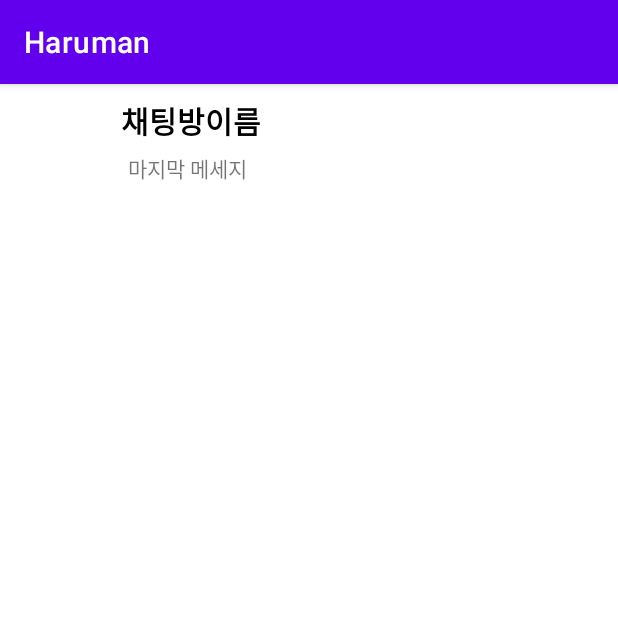
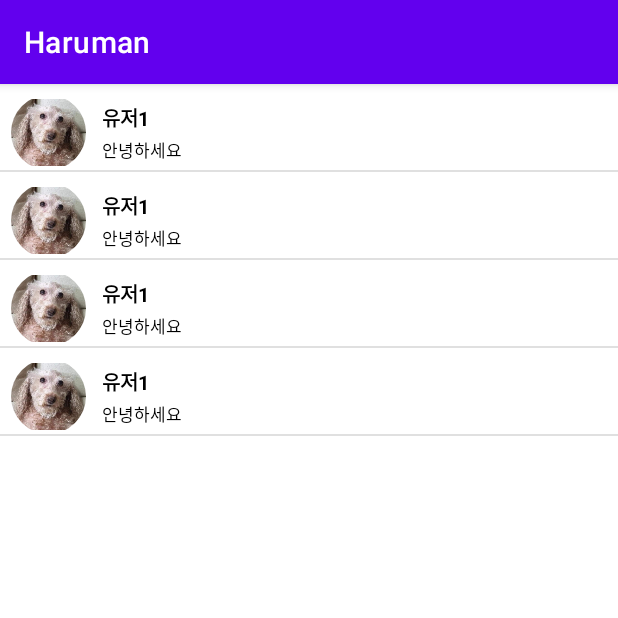
Before and after one commit to TypiDoyun/haruman, an Android app: the ChatListActivity screen opened directly, with no data from a screen before it, on a phone screen of 412 x 824 dp, the top half of it. Run offline under Robolectric (Android 15) with nearby library versions, the phone set to English and light mode, and no system bars.

```diff
--- a/app/src/main/AndroidManifest.xml
+++ b/app/src/main/AndroidManifest.xml
@@ -2,6 +2,8 @@
 <manifest xmlns:android="http://schemas.android.com/apk/res/android"
     xmlns:tools="http://schemas.android.com/tools"
     package="com.project.haruman">
+
+    <uses-permission android:name="android.permission.INTERNET" />
 
     <application
         android:allowBackup="true"
--- a/app/src/main/java/com/project/haruman/ChatListActivity.java
+++ b/app/src/main/java/com/project/haruman/ChatListActivity.java
@@ -3,13 +3,45 @@ package com.project.haruman;
 import androidx.appcompat.app.AppCompatActivity;
 
 import android.os.Bundle;
+import android.view.View;
+import android.widget.AdapterView;
+import android.widget.ListView;
+import android.widget.Toast;
+
+import java.util.ArrayList;
 
 
 public class ChatListActivity extends AppCompatActivity {
+
+    public ArrayList<ChatRoom> chatList = new ArrayList();
 
     @Override
     protected void onCreate(Bundle savedInstanceState) {
         super.onCreate(savedInstanceState);
         setContentView(R.layout.activity_chat_list);
+
+        User user = new User("유저1");
+        Message message = new Message(MessageType.Text, "안녕하세요");
+
+        chatList.add(new ChatRoom(user, message));
+        chatList.add(new ChatRoom(user, message));
+        chatList.add(new ChatRoom(user, message));
+        chatList.add(new ChatRoom(user, message));
+
+        ListView listView = (ListView) findViewById(R.id.chatListActivity_chat_list);
+        ChatListAdapter adapter = new ChatListAdapter(this, chatList);
+
+        listView.setAdapter(adapter);
+
+        listView.setOnItemClickListener(new AdapterView.OnItemClickListener() {
+            @Override
+            public void onItemClick(AdapterView parent, View v, int position, long id){
+                Toast.makeText(getApplicationContext(),
+                        adapter.getItem(position).getLatestMessage().getText(),
+                        Toast.LENGTH_LONG).show();
+            }
+        });
     }
+
+
 }
--- /dev/null
+++ b/app/src/main/java/com/project/haruman/ChatListAdapter.java
@@ -0,0 +1,54 @@
+package com.project.haruman;
+
+import android.content.Context;
+import android.view.LayoutInflater;
+import android.view.View;
+import android.view.ViewGroup;
+import android.widget.BaseAdapter;
+import android.widget.ImageView;
+import android.widget.TextView;
+
+import java.util.ArrayList;
+
+public class ChatListAdapter extends BaseAdapter {
+
+    public ArrayList<ChatRoom> chatList;
+
+    private LayoutInflater inflater;
+
+    public ChatListAdapter(Context context, ArrayList<ChatRoom> chatList) {
+        this.chatList = chatList;
+        this.inflater = LayoutInflater.from(context);
+    }
+
+    @Override
+    public int getCount() {
+        return chatList.size();
+    }
+
+    @Override
+    public long getItemId(int position) {
+        return position;
+    }
+
+    @Override
+    public ChatRoom getItem(int position) {
+        return chatList.get(position);
+    }
+
+    @Override
+    public View getView(int position, View converView, ViewGroup parent) {
+        ChatRoom chatRoom = chatList.get(position);
+        View view = inflater.inflate(R.layout.chat_item, null);
+
+        ImageView profileImage = (ImageView) view.findViewById(R.id.profile_image);
+        TextView roomName = (TextView)view.findViewById(R.id.room_name);
+        TextView latestMessage = (TextView)view.findViewById(R.id.latest_message);
+
+        profileImage.setImageResource(R.drawable.poppy);
+        roomName.setText(chatRoom.getUser().getName());
+        latestMessage.setText(chatRoom.getLatestMessage().getText());
+
+        return view;
+    }
+}
--- /dev/null
+++ b/app/src/main/java/com/project/haruman/ChatRoom.java
@@ -0,0 +1,19 @@
+package com.project.haruman;
+
+public class ChatRoom {
+    private User user;
+    private Message latestMessage;
+
+    public ChatRoom(User user, Message message) {
+        this.user = user;
+        this.latestMessage = message;
+    }
+
+    public User getUser() {
+        return this.user;
+    }
+
+    public Message getLatestMessage() {
+        return this.latestMessage;
+    }
+}
--- /dev/null
+++ b/app/src/main/java/com/project/haruman/Gender.java
@@ -0,0 +1,7 @@
+package com.project.haruman;
+
+public enum Gender {
+    Male,
+    Female,
+    Unknown
+}
--- a/app/src/main/java/com/project/haruman/MainActivity.java
+++ b/app/src/main/java/com/project/haruman/MainActivity.java
@@ -2,13 +2,28 @@ package com.project.haruman;
 
 import androidx.appcompat.app.AppCompatActivity;
 
+import android.content.Intent;
 import android.os.Bundle;
+import android.view.View;
+import android.widget.Button;
 
 public class MainActivity extends AppCompatActivity {
+
+    public Button button;
 
     @Override
     protected void onCreate(Bundle savedInstanceState) {
         super.onCreate(savedInstanceState);
         setContentView(R.layout.activity_main);
+
+        button = (Button) findViewById(R.id.mainActivity_button_chat);
+
+        button.setOnClickListener(new View.OnClickListener() {
+            @Override
+            public void onClick(View view) {
+                Intent intent = new Intent(MainActivity.this, ChatListActivity.class);
+                startActivity(intent);
+            }
+        });
     }
 }
--- /dev/null
+++ b/app/src/main/java/com/project/haruman/Message.java
@@ -0,0 +1,16 @@
+package com.project.haruman;
+
+public class Message {
+    private MessageType messageType;
+    private String text;
+    private String url;
+
+    public Message(MessageType messageType, String text) {
+        this.messageType = messageType;
+        this.text = text;
+    }
+
+    public String getText() {
+        return this.text;
+    }
+}
--- /dev/null
+++ b/app/src/main/java/com/project/haruman/MessageType.java
@@ -0,0 +1,7 @@
+package com.project.haruman;
+
+public enum MessageType {
+    Text,
+    Image,
+    Mixed
+}
--- /dev/null
+++ b/app/src/main/java/com/project/haruman/User.java
@@ -0,0 +1,28 @@
+package com.project.haruman;
+
+public class User {
+    private String name;
+    private int age;
+    private Gender gender;
+    private long phoneNumber;
+
+    public User(String name) {
+        this.name = name;
+    }
+
+    public String getName() {
+        return name;
+    }
+
+    public int getAge() {
+        return age;
+    }
+
+    public long getPhoneNumber() {
+        return phoneNumber;
+    }
+
+    public Gender getGender() {
+        return gender;
+    }
+}
--- a/app/src/main/res/layout/activity_chat_list.xml
+++ b/app/src/main/res/layout/activity_chat_list.xml
@@ -1,44 +1,14 @@
 <?xml version="1.0" encoding="utf-8"?>
-<LinearLayout
-    xmlns:android="http://schemas.android.com/apk/res/android"
+<androidx.constraintlayout.widget.ConstraintLayout xmlns:android="http://schemas.android.com/apk/res/android"
     xmlns:app="http://schemas.android.com/apk/res-auto"
     xmlns:tools="http://schemas.android.com/tools"
     android:layout_width="match_parent"
-    android:layout_height="match_parent"
-    android:orientation="horizontal"
-    >
-    <ImageView
-        tools:srcCompat="@tools:sample/avatars"
-        android:id="@+id/chatlistActivity_imageview_profile"
-        android:layout_marginTop="8dp"
-        android:layout_marginLeft="15dp"
-        android:layout_marginBottom="4dp"
-        android:layout_width="60dp"
-        android:layout_height="60dp"
-        android:background="@drawable/border_radius"
-        android:clipToOutline="true"/>
-    <LinearLayout
+    android:layout_height="match_parent">
+
+    <ListView
+        android:id="@+id/chatListActivity_chat_list"
         android:layout_width="match_parent"
-        android:layout_height="match_parent"
-        android:orientation="vertical"
-        android:layout_marginTop="4dp">
+        android:layout_height="match_parent">
 
-        <TextView
-            android:id="@+id/chatlistActivity_textview_name"
-            android:layout_width="wrap_content"
-            android:layout_height="wrap_content"
-            android:layout_marginLeft="5dp"
-            android:layout_marginTop="5dp"
-            android:text="채팅방이름"
-            android:textColor="#000000"
-            android:textSize="20sp"
-            android:textStyle="bold" />
-        <TextView
-            android:id="@+id/chatlistActivity_textview_message"
-            android:layout_width="wrap_content"
-            android:layout_height="wrap_content"
-            android:text="마지막 메세지"
-            android:layout_marginTop="6dp"
-            android:layout_marginLeft="10dp"/>
-    </LinearLayout>
-</LinearLayout>
+    </ListView>
+</androidx.constraintlayout.widget.ConstraintLayout>
--- /dev/null
+++ b/app/src/main/res/layout/chat_item.xml
@@ -0,0 +1,45 @@
+<?xml version="1.0" encoding="utf-8"?>
+<androidx.constraintlayout.widget.ConstraintLayout xmlns:android="http://schemas.android.com/apk/res/android"
+    xmlns:app="http://schemas.android.com/apk/res-auto"
+    xmlns:tools="http://schemas.android.com/tools"
+    android:layout_width="match_parent"
+    android:layout_height="match_parent">
+
+
+    <ImageView
+        android:id="@+id/profile_image"
+        android:layout_width="50dp"
+        android:layout_height="50dp"
+        android:layout_marginStart="7.5dp"
+        android:layout_marginTop="7.5dp"
+        android:background="@drawable/border_radius"
+        android:clipToOutline="true"
+        app:layout_constraintStart_toStartOf="parent"
+        app:layout_constraintTop_toTopOf="parent"
+        tools:srcCompat="@tools:sample/avatars" />
+
+    <TextView
+        android:id="@+id/room_name"
+        android:layout_width="wrap_content"
+        android:layout_height="wrap_content"
+        android:layout_marginStart="68dp"
+        android:layout_marginTop="12dp"
+        android:text="채팅방 이름"
+        android:textColor="#000000"
+        android:textSize="13sp"
+        android:textStyle="bold"
+        app:layout_constraintStart_toStartOf="parent"
+        app:layout_constraintTop_toTopOf="parent" />
+
+    <TextView
+        android:id="@+id/latest_message"
+        android:layout_width="wrap_content"
+        android:layout_height="wrap_content"
+        android:layout_marginStart="68dp"
+        android:layout_marginTop="35dp"
+        android:text="마지막 메시지"
+        android:textColor="#000000"
+        android:textSize="11sp"
+        app:layout_constraintStart_toStartOf="parent"
+        app:layout_constraintTop_toTopOf="parent" />
+</androidx.constraintlayout.widget.ConstraintLayout>
```
Also changed, not shown: app/src/main/res/drawable/poppy.jpg (added).
